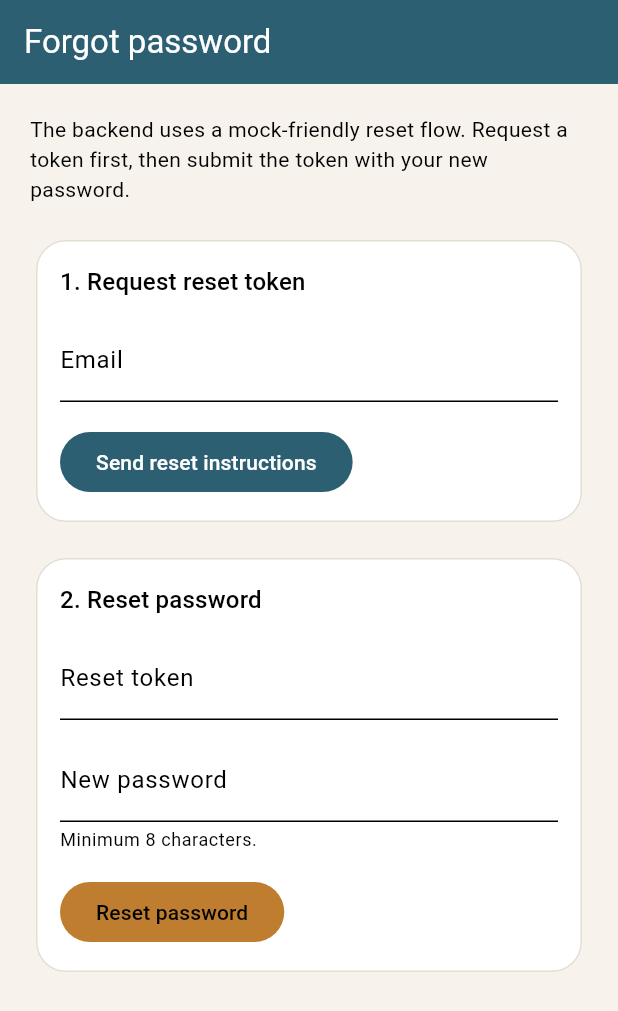
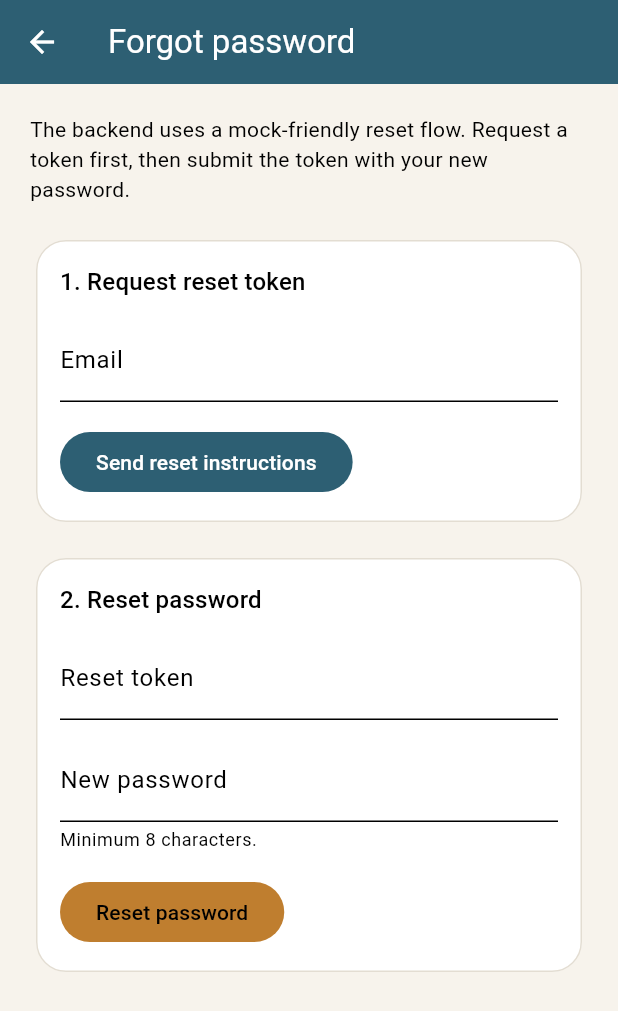
Before and after one commit to Lemming-CS/real_estate_marketplace, a Flutter app: the ForgotPasswordScreen screen opened by its route, on a phone screen of 412 x 824 dp. Shown: the top 1011 px of the screen. Run offline on Flutter 3.47's test engine with Material 3 defaults, Android fonts, the light colour scheme and no system bars; our stand-ins replace flutter_dotenv, flutter_map, flutter_riverpod, go_router, image_picker, latlong2 and 1 more; accounts and stored records are empty; network calls fail.

Commit message:
Add back button on login and home button for subpages

```diff
--- a/mobile/lib/app/router/app_router.dart
+++ b/mobile/lib/app/router/app_router.dart
@@ -29,7 +29,7 @@ final routerProvider = Provider<GoRouter>((ref) {
     redirect: (context, state) {
       final location = state.matchedLocation;
       final isAuthenticated = authState.isAuthenticated;
-      final authPages = {'/login', '/register', '/forgot-password'};
+      final authPages = {'/login', '/register'};
 
       if (!isAuthenticated && requiresAuth(location)) {
         return '/login';
--- a/mobile/lib/features/auth/presentation/screens/forgot_password_screen.dart
+++ b/mobile/lib/features/auth/presentation/screens/forgot_password_screen.dart
@@ -2,6 +2,7 @@ import 'package:electronics_marketplace_mobile/core/localization/app_strings.dar
 import 'package:electronics_marketplace_mobile/features/auth/presentation/controllers/auth_controller.dart';
 import 'package:flutter/material.dart';
 import 'package:flutter_riverpod/flutter_riverpod.dart';
+import 'package:go_router/go_router.dart';
 
 class ForgotPasswordScreen extends ConsumerStatefulWidget {
   const ForgotPasswordScreen({super.key});
@@ -30,8 +31,20 @@ class _ForgotPasswordScreenState extends ConsumerState<ForgotPasswordScreen> {
   Widget build(BuildContext context) {
     final authState = ref.watch(authControllerProvider);
     return Scaffold(
-      appBar:
-          AppBar(title: Text(context.tr('Forgot password', 'Забыли пароль'))),
+      appBar: AppBar(
+        title: Text(context.tr('Forgot password', 'Забыли пароль')),
+        leading: IconButton(
+          onPressed: () {
+            if (context.canPop()) {
+              context.pop();
+              return;
+            }
+            context.go('/');
+          },
+          icon: const Icon(Icons.arrow_back),
+          tooltip: context.tr('Back', 'Назад'),
+        ),
+      ),
       body: Padding(
         padding: const EdgeInsets.all(20),
         child: ListView(
--- a/mobile/lib/features/listings/presentation/screens/listing_detail_screen.dart
+++ b/mobile/lib/features/listings/presentation/screens/listing_detail_screen.dart
@@ -37,6 +37,11 @@ class _ListingDetailScreenState extends ConsumerState<ListingDetailScreen> {
       appBar: AppBar(
         title: Text(context.tr('Property details', 'Детали объекта')),
         actions: [
+          IconButton(
+            onPressed: () => context.go('/'),
+            icon: const Icon(Icons.home_outlined),
+            tooltip: context.tr('Home', 'Главная'),
+          ),
           if (authState.isAuthenticated)
             favoritesAsync?.maybeWhen(
                   data: (page) {
--- a/mobile/lib/features/listings/presentation/screens/listing_form_screen.dart
+++ b/mobile/lib/features/listings/presentation/screens/listing_form_screen.dart
@@ -132,6 +132,11 @@ class _ListingFormScreenState extends ConsumerState<ListingFormScreen> {
             ? context.tr('Edit property', 'Редактировать объект')
             : context.tr('Create property', 'Создать объект')),
         actions: [
+          IconButton(
+            onPressed: _isSubmitting ? null : () => context.go('/'),
+            icon: const Icon(Icons.home_outlined),
+            tooltip: context.tr('Home', 'Главная'),
+          ),
           if (context.canPop())
             TextButton(
               onPressed: _isSubmitting ? null : () => context.pop(),
--- a/mobile/lib/features/listings/presentation/screens/public_user_listings_screen.dart
+++ b/mobile/lib/features/listings/presentation/screens/public_user_listings_screen.dart
@@ -23,6 +23,11 @@ class PublicUserListingsScreen extends ConsumerWidget {
       appBar: AppBar(
         title: Text(context.tr('Seller listings', 'Объявления продавца')),
         actions: [
+          IconButton(
+            onPressed: () => context.go('/'),
+            icon: const Icon(Icons.home_outlined),
+            tooltip: context.tr('Home', 'Главная'),
+          ),
           PopupMenuButton<String>(
             onSelected: (value) {
               if (value == 'reset') {
```
Also changed, not shown: mobile/lib/features/auth/presentation/screens/login_screen.dart (+11 -0 lines), mobile/lib/features/auth/presentation/screens/register_screen.dart (+14 -2 lines), mobile/lib/features/listings/presentation/screens/public_user_profile_screen.dart (+10 -2 lines), 1 other file.
